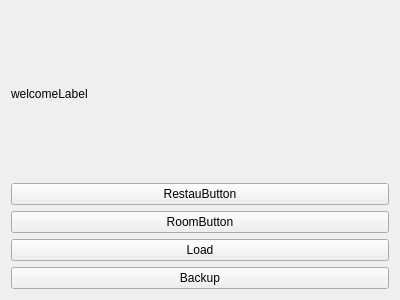
Before: the Qt Designer form ui/src/dashboardscreen.ui in NazimBekhat/UDRMS, drawn with Qt 5.
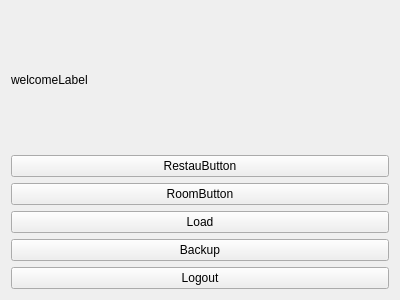
After: the same form once the commit is applied.

Diff of the .ui file:
```diff
--- a/ui/src/dashboardscreen.ui
+++ b/ui/src/dashboardscreen.ui
@@ -15,14 +15,15 @@
   </property>
   <layout class="QVBoxLayout" name="verticalLayout_2">
    <item>
+    <layout class="QVBoxLayout" name="verticalLayout">
+     <item>
     <widget class="QLabel" name="welcomeLabel">
      <property name="text">
       <string>welcomeLabel</string>
      </property>
     </widget>
    </item>
-   <item>
-    <layout class="QVBoxLayout" name="verticalLayout"/>
+    </layout>
    </item>
    <item>
     <widget class="QPushButton" name="restaurantMenuButton">
@@ -52,6 +53,13 @@
      </property>
     </widget>
    </item>
+   <item>
+    <widget class="QPushButton" name="logoutButton">
+     <property name="text">
+      <string>Logout</string>
+     </property>
+    </widget>
+   </item>
   </layout>
  </widget>
  <resources/>
```
Lines whose indentation alone changed are shown as unchanged.
